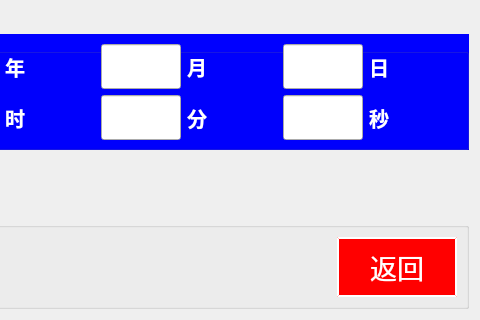
Old version of the form chengyi_Qt4linux/form_timemodify.ui in the repository wsh01/batch-feeder; both pictures show x 102 to 582 and y 110 to 430 of the 582 by 430 pixel window.
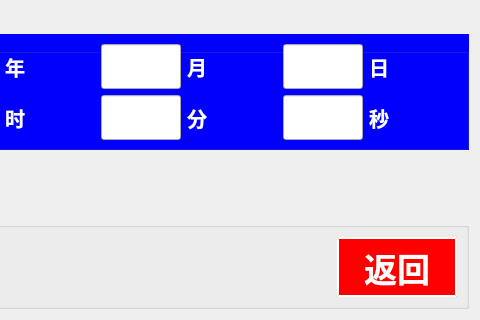
New version of the form. Custom widgets are drawn as their Qt base class.

Patch:
```diff
--- a/chengyi_Qt4linux/form_timemodify.ui
+++ b/chengyi_Qt4linux/form_timemodify.ui
@@ -374,7 +374,9 @@
         </property>
         <property name="font">
          <font>
-          <pointsize>20</pointsize>
+          <pointsize>25</pointsize>
+          <weight>75</weight>
+          <bold>true</bold>
          </font>
         </property>
         <property name="styleSheet">
```
